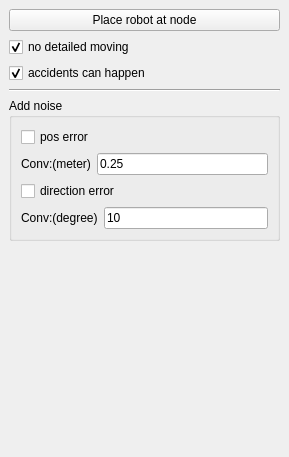
Above: include/tmapping/UI/dockSimulation.ui from StumboEugen/TMapping before the change. Below: the same form after it.
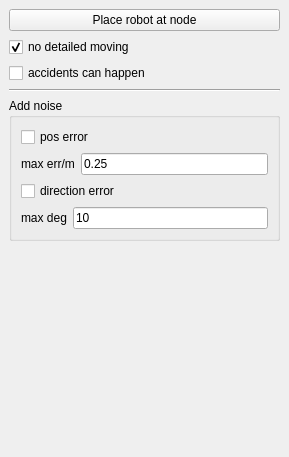
That is the form after the change.

Patch:
```diff
--- a/include/tmapping/UI/dockSimulation.ui
+++ b/include/tmapping/UI/dockSimulation.ui
@@ -50,7 +50,7 @@
        <string>accidents can happen</string>
       </property>
       <property name="checked">
-       <bool>true</bool>
+       <bool>false</bool>
       </property>
      </widget>
     </item>
@@ -79,7 +79,7 @@
          <item>
           <widget class="QLabel" name="label">
            <property name="text">
-            <string>Conv:(meter)</string>
+            <string>max err/m</string>
            </property>
           </widget>
          </item>
@@ -104,7 +104,7 @@
          <item>
           <widget class="QLabel" name="label_2">
            <property name="text">
-            <string>Conv:(degree)</string>
+            <string>max deg</string>
            </property>
           </widget>
          </item>
```
